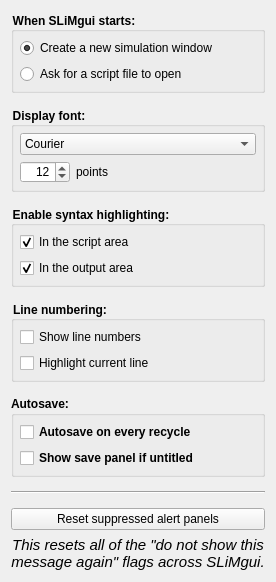
Before: the Qt Designer form QtSLiM/QtSLiMPreferences.ui in MesserLab/SLiM, drawn with Qt 5.
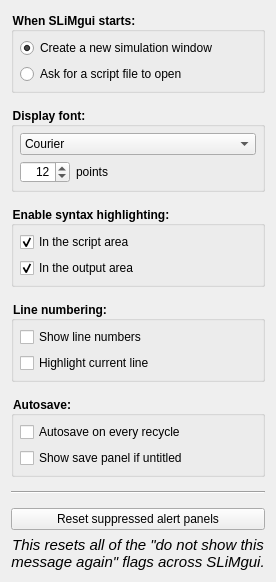
After: the same form once the commit is applied.

What changed in the file:
```diff
--- a/QtSLiM/QtSLiMPreferences.ui
+++ b/QtSLiM/QtSLiMPreferences.ui
@@ -7,7 +7,7 @@
     <x>0</x>
     <y>0</y>
     <width>282</width>
-    <height>528</height>
+    <height>665</height>
    </rect>
   </property>
   <property name="windowTitle">
@@ -366,11 +366,8 @@
        <verstretch>0</verstretch>
       </sizepolicy>
      </property>
-     <property name="font">
-      <font>
-       <weight>75</weight>
-       <bold>true</bold>
-      </font>
+     <property name="styleSheet">
+      <string notr="true">QGroupBox { font-weight: bold; }</string>
      </property>
      <property name="title">
       <string>Autosave:</string>
```
